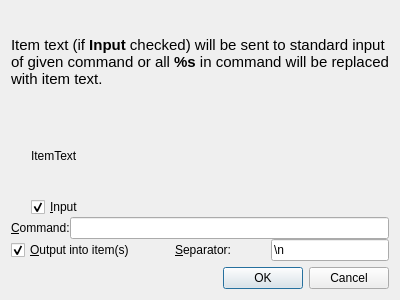
Before: the Qt Designer form src/actiondialog.ui in hluk/CopyQ, drawn with Qt 5.
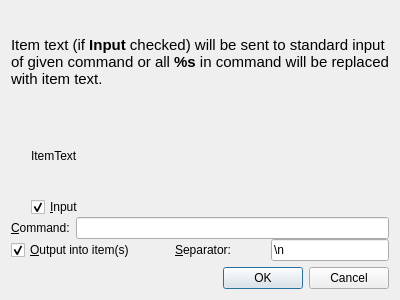
After: the same form once the commit is applied.

Patch:
```diff
--- a/src/actiondialog.ui
+++ b/src/actiondialog.ui
@@ -74,6 +74,9 @@
      </item>
      <item>
       <layout class="QHBoxLayout" name="horizontalLayout">
+       <property name="spacing">
+        <number>6</number>
+       </property>
        <item>
         <widget class="QLabel" name="label_2">
          <property name="text">
```
Left out of the diff: 6 changed lines with no effect on the pictures.
